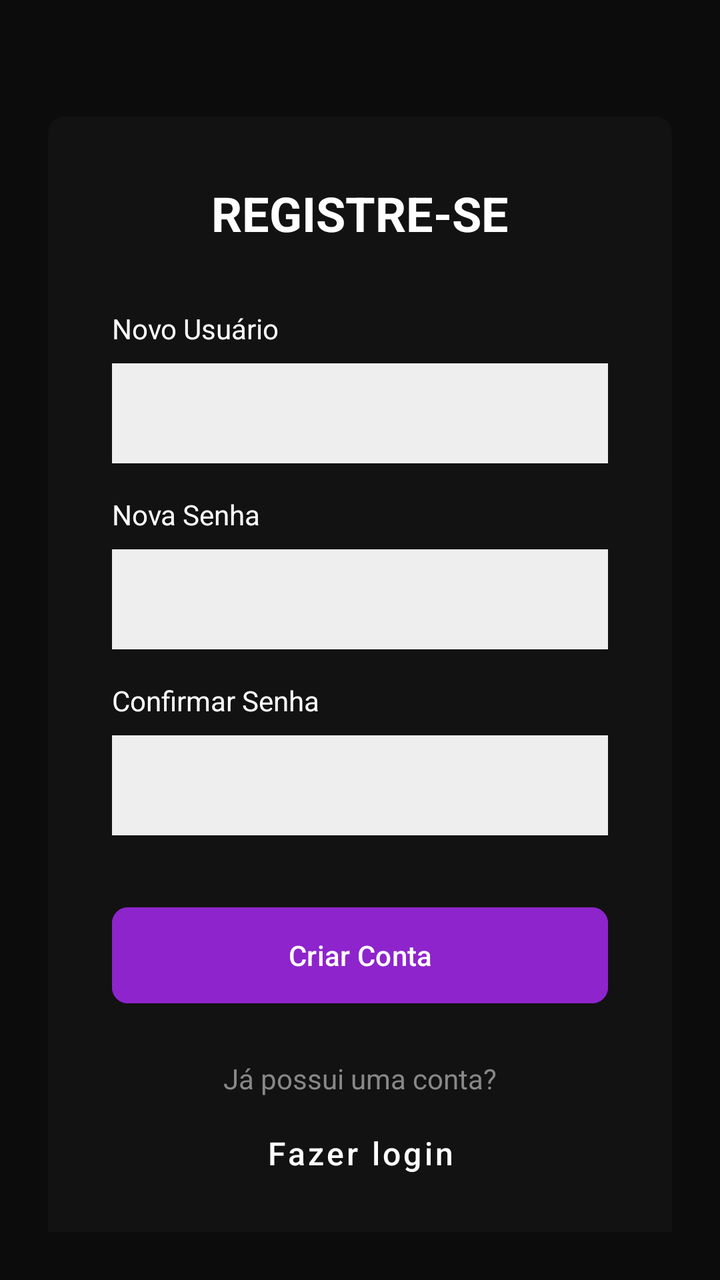
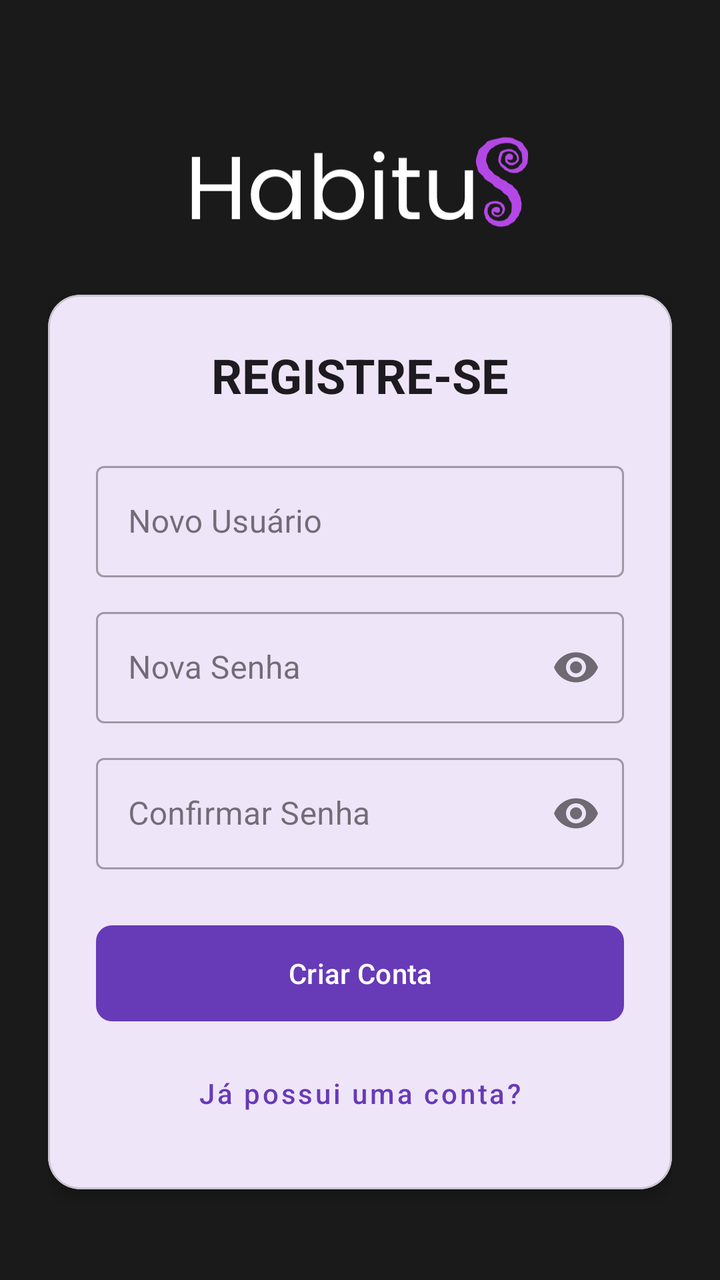

Before-and-after screenshots of an Android layout around one commit, followed by the original layout XML and the change that was made.
<!-- AndroidManifest.xml: application theme Theme.Habitus -->
<!-- res/layout/activity_register.xml -->
<?xml version="1.0" encoding="utf-8"?>
<androidx.constraintlayout.widget.ConstraintLayout
    xmlns:android="http://schemas.android.com/apk/res/android"
    xmlns:app="http://schemas.android.com/apk/res-auto"
    xmlns:tools="http://schemas.android.com/tools"
    android:id="@+id/main"
    android:layout_width="match_parent"
    android:layout_height="match_parent"
    android:background="#0C0C0C"
    android:padding="24dp">

    <ImageView
        android:id="@+id/imgLogo"
        android:layout_width="180dp"
        android:layout_height="60dp"
        android:layout_marginTop="40dp"
        android:src="@drawable/logo_habitus"
        android:contentDescription="@string/app_name"
        app:layout_constraintEnd_toEndOf="parent"
        app:layout_constraintStart_toStartOf="parent"
        app:layout_constraintTop_toTopOf="parent" />

    <com.google.android.material.card.MaterialCardView
        android:layout_width="match_parent"
        android:layout_height="wrap_content"
        app:cardBackgroundColor="#121212"
        app:cardCornerRadius="8dp"
        app:cardElevation="0dp"
        app:strokeWidth="0dp"
        app:layout_constraintBottom_toBottomOf="parent"
        app:layout_constraintTop_toBottomOf="@+id/imgLogo"
        app:layout_constraintVertical_bias="0.8">

        <LinearLayout
            android:layout_width="match_parent"
            android:layout_height="wrap_content"
            android:orientation="vertical"
            android:padding="32dp">

            <TextView
                android:layout_width="wrap_content"
                android:layout_height="wrap_content"
                android:text="@string/registre_se"
                android:textColor="#FFFFFF"
                android:textSize="24sp"
                android:textStyle="bold"
                android:layout_gravity="center_horizontal"
                android:layout_marginBottom="32dp"/>

            <TextView
                android:id="@+id/tvLabelUsuario"
                android:layout_width="wrap_content"
                android:layout_height="wrap_content"
                android:text="@string/novo_usuario"
                android:textColor="#FFFFFF"
                android:layout_marginBottom="8dp"
                android:labelFor="@id/usernameRegisA"/>

            <EditText
                android:id="@+id/usernameRegisA"
                android:layout_width="match_parent"
                android:layout_height="50dp"
                android:background="#EEEEEE"
                android:paddingStart="12dp"
                android:layout_marginBottom="16dp"
                android:inputType="textPersonName"
                android:importantForAutofill="no"
                tools:ignore="RtlSymmetry" />

            <TextView
                android:id="@+id/tvLabelSenha"
                android:layout_width="wrap_content"
                android:layout_height="wrap_content"
                android:text="@string/nova_senha"
                android:textColor="#FFFFFF"
                android:layout_marginBottom="8dp"
                android:labelFor="@id/passwordRegistA"/>

            <EditText
                android:id="@+id/passwordRegistA"
                android:layout_width="match_parent"
                android:layout_height="50dp"
                android:background="#EEEEEE"
                android:paddingStart="12dp"
                android:layout_marginBottom="16dp"
                android:inputType="textPassword"
                android:importantForAutofill="no"
                tools:ignore="RtlSymmetry" />

            <TextView
                android:id="@+id/tvLabelConfirmarSenha"
                android:layout_width="wrap_content"
                android:layout_height="wrap_content"
                android:text="@string/confirmar_senha"
                android:textColor="#FFFFFF"
                android:layout_marginBottom="8dp"
                android:labelFor="@id/confirmPasswordRegisA"/>

            <EditText
                android:id="@+id/confirmPasswordRegisA"
                android:layout_width="match_parent"
                android:layout_height="50dp"
                android:background="#EEEEEE"
                android:paddingStart="12dp"
                android:layout_marginBottom="32dp"
                android:inputType="textPassword"
                android:importantForAutofill="no"
                tools:ignore="RtlSymmetry" />

            <Button
                android:id="@+id/registerRegisA"
                android:layout_width="match_parent"
                android:layout_height="56dp"
                android:backgroundTint="#8E24CC"
                android:text="@string/criar_conta"
                android:textAllCaps="false"
                android:textColor="#FFFFFF"
                app:cornerRadius="8dp" />

            <TextView
                android:layout_width="wrap_content"
                android:layout_height="wrap_content"
                android:text="@string/ja_possui_uma_conta"
                android:textColor="#888888"
                android:layout_gravity="center_horizontal"
                android:layout_marginTop="24dp"
                android:textAlignment="center"/>

            <Button
                android:id="@+id/loginRegisA"
                style="@style/Widget.MaterialComponents.Button.TextButton"
                android:layout_width="wrap_content"
                android:layout_height="wrap_content"
                android:layout_gravity="center_horizontal"
                android:layout_marginTop="4dp"
                android:text="@string/fazer_login"
                android:textAllCaps="false"
                android:textColor="#FFFFFF"
                android:textSize="16sp"
                android:textStyle="normal" />

        </LinearLayout>
    </com.google.android.material.card.MaterialCardView>

</androidx.constraintlayout.widget.ConstraintLayout>
<!-- resources referenced by this layout -->
<resources>
  <!-- drawable logo_habitus: vector/xml drawable (drawable, 8005 chars, omitted) -->
  <string name="app_name">Habitus</string>
  <string name="confirmar_senha">Confirmar Senha</string>
  <string name="criar_conta">Criar Conta</string>
  <string name="fazer_login">Fazer login</string>
  <string name="ja_possui_uma_conta">Já possui uma conta?</string>
  <string name="nova_senha">Nova Senha</string>
  <string name="novo_usuario">Novo Usuário</string>
  <string name="registre_se">REGISTRE-SE</string>
  <style name="Theme.Habitus" parent="Base.Theme.Habitus" />
  <style name="Base.Theme.Habitus" parent="Theme.Material3.DayNight.NoActionBar">
          
          
          <item name="android:windowBackground">@color/fundo</item>
          <item name="colorPrimary">@color/primaryColor</item>
          <item name="colorPrimaryVariant">@color/primaryColorVar</item>
          <item name="colorSecondary">@color/secundaryColor</item>
      </style>
  <color name="fundo">#1A1A1A</color>
  <color name="primaryColor">#6100FF</color>
  <color name="primaryColorVar">#8100FA</color>
  <color name="secundaryColor">#FFFFFF</color>
</resources>

<!-- the commit's change to res/layout/activity_register.xml (unified diff, before → after) -->
@@ -1,21 +1,18 @@
 <?xml version="1.0" encoding="utf-8"?>
-<androidx.constraintlayout.widget.ConstraintLayout
-    xmlns:android="http://schemas.android.com/apk/res/android"
+<androidx.constraintlayout.widget.ConstraintLayout xmlns:android="http://schemas.android.com/apk/res/android"
+    android:id="@+id/main"
     xmlns:app="http://schemas.android.com/apk/res-auto"
-    xmlns:tools="http://schemas.android.com/tools"
-    android:id="@+id/main"
     android:layout_width="match_parent"
     android:layout_height="match_parent"
-    android:background="#0C0C0C"
+    android:background="?android:attr/windowBackground"
     android:padding="24dp">
 
     <ImageView
         android:id="@+id/imgLogo"
         android:layout_width="180dp"
-        android:layout_height="60dp"
-        android:layout_marginTop="40dp"
+        android:layout_height="70dp"
+        android:layout_marginTop="32dp"
         android:src="@drawable/logo_habitus"
-        android:contentDescription="@string/app_name"
         app:layout_constraintEnd_toEndOf="parent"
         app:layout_constraintStart_toStartOf="parent"
         app:layout_constraintTop_toTopOf="parent" />
@@ -23,123 +20,92 @@
     <com.google.android.material.card.MaterialCardView
         android:layout_width="match_parent"
         android:layout_height="wrap_content"
-        app:cardBackgroundColor="#121212"
-        app:cardCornerRadius="8dp"
-        app:cardElevation="0dp"
-        app:strokeWidth="0dp"
+        app:cardBackgroundColor="?attr/colorSurface"
+        app:cardCornerRadius="16dp"
+        app:cardElevation="4dp"
+        app:strokeColor="?attr/colorOutlineVariant"
+        app:strokeWidth="1dp"
         app:layout_constraintBottom_toBottomOf="parent"
-        app:layout_constraintTop_toBottomOf="@+id/imgLogo"
-        app:layout_constraintVertical_bias="0.8">
+        app:layout_constraintTop_toBottomOf="@+id/imgLogo">
 
         <LinearLayout
             android:layout_width="match_parent"
             android:layout_height="wrap_content"
             android:orientation="vertical"
-            android:padding="32dp">
+            android:padding="24dp">
 
             <TextView
                 android:layout_width="wrap_content"
                 android:layout_height="wrap_content"
+                android:layout_gravity="center_horizontal"
+                android:layout_marginBottom="24dp"
                 android:text="@string/registre_se"
-                android:textColor="#FFFFFF"
-                android:textSize="24sp"
+                android:textAppearance="@style/TextAppearance.MaterialComponents.Headline5"
                 android:textStyle="bold"
-                android:layout_gravity="center_horizontal"
-                android:layout_marginBottom="32dp"/>
+                android:textColor="?attr/colorOnSurface" />
 
-            <TextView
-                android:id="@+id/tvLabelUsuario"
-                android:layout_width="wrap_content"
+            <com.google.android.material.textfield.TextInputLayout
+                style="@style/Widget.MaterialComponents.TextInputLayout.OutlinedBox"
+                android:layout_width="match_parent"
                 android:layout_height="wrap_content"
-                android:text="@string/novo_usuario"
-                android:textColor="#FFFFFF"
-                android:layout_marginBottom="8dp"
-                android:labelFor="@id/usernameRegisA"/>
+                android:hint="@string/novo_usuario">
 
-            <EditText
-                android:id="@+id/usernameRegisA"
+                <com.google.android.material.textfield.TextInputEditText
+                    android:id="@+id/usernameRegisA"
+                    android:layout_width="match_parent"
+                    android:layout_height="wrap_content"
+                    android:inputType="textPersonName" />
+            </com.google.android.material.textfield.TextInputLayout>
+
+            <com.google.android.material.textfield.TextInputLayout
+                style="@style/Widget.MaterialComponents.TextInputLayout.OutlinedBox"
                 android:layout_width="match_parent"
-                android:layout_height="50dp"
-                android:background="#EEEEEE"
-                android:paddingStart="12dp"
-                android:layout_marginBottom="16dp"
-                android:inputType="textPersonName"
-                android:importantForAutofill="no"
-                tools:ignore="RtlSymmetry" />
+                android:layout_height="wrap_content"
+                android:layout_marginTop="12dp"
+                android:hint="@string/nova_senha"
+                app:passwordToggleEnabled="true">
 
-            <TextView
-                android:id="@+id/tvLabelSenha"
-                android:layout_width="wrap_content"
+                <com.google.android.material.textfield.TextInputEditText
+                    android:id="@+id/passwordRegistA"
+                    android:layout_width="match_parent"
+                    android:layout_height="wrap_content"
+                    android:inputType="textPassword" />
+            </com.google.android.material.textfield.TextInputLayout>
+
+            <com.google.android.material.textfield.TextInputLayout
+                style="@style/Widget.MaterialComponents.TextInputLayout.OutlinedBox"
+                android:layout_width="match_parent"
                 android:layout_height="wrap_content"
-                android:text="@string/nova_senha"
-                android:textColor="#FFFFFF"
-                android:layout_marginBottom="8dp"
-                android:labelFor="@id/passwordRegistA"/>
+                android:layout_marginTop="12dp"
+                android:hint="@string/confirmar_senha"
+                app:passwordToggleEnabled="true">
 
-            <EditText
-                android:id="@+id/passwordRegistA"
-                android:layout_width="match_parent"
-                android:layout_height="50dp"
-                android:background="#EEEEEE"
-                android:paddingStart="12dp"
-                android:layout_marginBottom="16dp"
-                android:inputType="textPassword"
-                android:importantForAutofill="no"
-                tools:ignore="RtlSymmetry" />
+                <com.google.android.material.textfield.TextInputEditText
+                    android:id="@+id/confirmPasswordRegisA"
+                    android:layout_width="match_parent"
+                    android:layout_height="wrap_content"
+                    android:inputType="textPassword" />
+            </com.google.android.material.textfield.TextInputLayout>
 
-            <TextView
-                android:id="@+id/tvLabelConfirmarSenha"
-                android:layout_width="wrap_content"
-                android:layout_height="wrap_content"
-                android:text="@string/confirmar_senha"
-                android:textColor="#FFFFFF"
-                android:layout_marginBottom="8dp"
-                android:labelFor="@id/confirmPasswordRegisA"/>
-
-            <EditText
-                android:id="@+id/confirmPasswordRegisA"
-                android:layout_width="match_parent"
-                android:layout_height="50dp"
-                android:background="#EEEEEE"
-                android:paddingStart="12dp"
-                android:layout_marginBottom="32dp"
-                android:inputType="textPassword"
-                android:importantForAutofill="no"
-                tools:ignore="RtlSymmetry" />
-
-            <Button
+            <com.google.android.material.button.MaterialButton
                 android:id="@+id/registerRegisA"
                 android:layout_width="match_parent"
                 android:layout_height="56dp"
-                android:backgroundTint="#8E24CC"
+                android:layout_marginTop="24dp"
                 android:text="@string/criar_conta"
                 android:textAllCaps="false"
-                android:textColor="#FFFFFF"
                 app:cornerRadius="8dp" />
 
-            <TextView
-                android:layout_width="wrap_content"
-                android:layout_height="wrap_content"
-                android:text="@string/ja_possui_uma_conta"
-                android:textColor="#888888"
-                android:layout_gravity="center_horizontal"
-                android:layout_marginTop="24dp"
-                android:textAlignment="center"/>
-
-            <Button
+            <com.google.android.material.button.MaterialButton
                 android:id="@+id/loginRegisA"
                 style="@style/Widget.MaterialComponents.Button.TextButton"
                 android:layout_width="wrap_content"
                 android:layout_height="wrap_content"
                 android:layout_gravity="center_horizontal"
-                android:layout_marginTop="4dp"
-                android:text="@string/fazer_login"
-                android:textAllCaps="false"
-                android:textColor="#FFFFFF"
-                android:textSize="16sp"
-                android:textStyle="normal" />
+                android:layout_marginTop="8dp"
+                android:text="@string/ja_possui_uma_conta"
+                android:textAllCaps="false" />
 
         </LinearLayout>
     </com.google.android.material.card.MaterialCardView>
-
 </androidx.constraintlayout.widget.ConstraintLayout>
<!-- resource entries referenced after the edit -->
@@ -1,10 +1,8 @@
 <!-- resources referenced by this layout -->
 <resources>
   <!-- drawable logo_habitus: vector/xml drawable (drawable, 8005 chars, omitted) -->
-  <string name="app_name">Habitus</string>
   <string name="confirmar_senha">Confirmar Senha</string>
   <string name="criar_conta">Criar Conta</string>
-  <string name="fazer_login">Fazer login</string>
   <string name="ja_possui_uma_conta">Já possui uma conta?</string>
   <string name="nova_senha">Nova Senha</string>
   <string name="novo_usuario">Novo Usuário</string>
@@ -19,8 +17,8 @@
           <item name="colorSecondary">@color/secundaryColor</item>
       </style>
   <color name="fundo">#1A1A1A</color>
-  <color name="primaryColor">#6100FF</color>
-  <color name="primaryColorVar">#8100FA</color>
-  <color name="secundaryColor">#FFFFFF</color>
+  <color name="primaryColor">#673AB7</color>
+  <color name="primaryColorVar">#9C27B0</color>
+  <color name="secundaryColor">#EAFF00</color>
 </resources>
 
